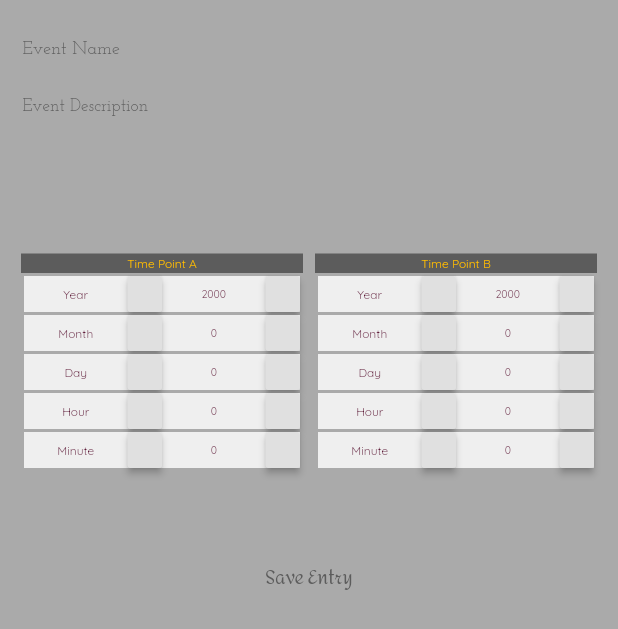
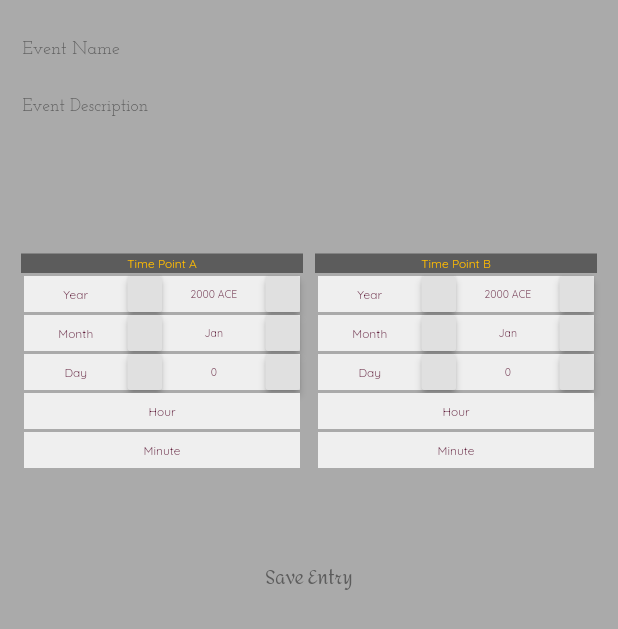
Before and after one commit to Anton-Os/TimeWarp, a Flutter app: the AddItemScreen screen opened directly with empty values, on a phone screen of 412 x 824 dp. Shown: the top 629 px of the screen. Run offline on Flutter 3.47's test engine with Material 2 defaults, Android fonts, the phone set to English and light mode, and no system bars; our stand-ins replace cloud_firestore, firebase_core, shared_preferences; accounts and stored records are empty.

Commit message:
Time Pick and Color Pick

```diff
--- a/lib/browse_table_view.dart
+++ b/lib/browse_table_view.dart
@@ -17,6 +17,7 @@ class BrowseTableView extends StatefulWidget { //
   static const Color createBtnColor = Color(0xFF14ff9c);
   static const Color showBtnColor = Color(0xFF14cc9c);
   static const Color timelineBtnColor = Color(0xFF4368a3);
+  static const Color createdBtnColor = Color(0xFF9963e0);
   static const TextStyle timelineBtnScriptL = TextStyle( fontSize: 9, color: Color(0xFFb2c8eb), decoration: TextDecoration.none, fontFamily: 'Amita');
   static const TextStyle timelineBtnScriptS = TextStyle( fontSize: 5.5, color: Color(0xFFb2c8eb), decoration: TextDecoration.none, fontFamily: 'Amita');
   static const TextStyle lowBtnScript = TextStyle( fontSize: 9, color: Color(0xFF193947), decoration: TextDecoration.none, fontFamily: 'EBGaramond');
@@ -42,7 +43,7 @@ class _BrowseTableView extends State<BrowseTableView> {
           return
             ListView.builder(
                 padding: EdgeInsets.zero,
-                itemCount: (snapshot.hasData && BrowseTableView.searchRecords.length != null) ? BrowseTableView.searchRecords.length : 0, // SNAPSHOT GOD!
+                itemCount: (snapshot.hasData) ? BrowseTableView.searchRecords.length : 0, // SNAPSHOT GOD!
                 itemBuilder: (context, index) {
                   return Container(
                       margin: EdgeInsets.fromLTRB(10, 5, 10, 0),
@@ -55,7 +56,7 @@ class _BrowseTableView extends State<BrowseTableView> {
                               SizedBox.expand(
                                   child:
                                   FlatButton(
-                                      color: BrowseTableView.timelineBtnColor,
+                                      color: (index > BrowseTableView.savedPrefsData.creationIndices.length - 1)? BrowseTableView.timelineBtnColor : BrowseTableView.createdBtnColor,
                                       shape: RoundedRectangleBorder(
                                           borderRadius: BorderRadius.only(
                                               topLeft: Radius.circular(3.0),
--- a/lib/create/time_picker_view.dart
+++ b/lib/create/time_picker_view.dart
@@ -2,6 +2,7 @@ import 'dart:async';
 import 'dart:io';
 import 'package:flutter/cupertino.dart';
 import 'package:flutter/material.dart';
+import 'package:timewarpsoc/helper/timeline_conversion.dart';
 
 import 'package:timewarpsoc/helper/timeline_types.dart';
 
@@ -54,17 +55,18 @@ class _TimePickerField extends State<TimePickerField> {
         break;
     }
 
-    String valSting = widget.currentVal.toString();
+    String valStr = widget.currentVal.toString();
 
-    /* if(widget.placeholder == "Year") // SPECIAL CASE!
-       else if(widget.placeholder == "Month") // SPECIAL CASE
-     */
+    if(widget.placeholder == "Year")
+      valStr += (widget.currentVal > 0) ? " ACE" : " BCE";
+    if(widget.placeholder == "Month")
+      valStr = getStrFromMonth(getMonthFromNum(widget.currentVal));
 
     return Container(
       height: 24.0,
       margin: EdgeInsets.fromLTRB(2, 2, 2, 0),
       color: TimePickerField.fieldColor,
-      child: Row(
+      child: (widget.isActive) ? Row(
         children: <Widget>[
           Expanded(
               flex: 3,
@@ -92,9 +94,7 @@ class _TimePickerField extends State<TimePickerField> {
           ),
           Expanded(
               flex: 3,
-              child: (widget.isActive)
-                  ? Text(valSting, style: TimePickerField.numScript, textAlign: TextAlign.center)
-                  : Text("Not Available", style: TimePickerField.numScript, textAlign: TextAlign.center)
+              child: Text(valStr, style: TimePickerField.numScript, textAlign: TextAlign.center)
           ),
           Expanded( // Decrement Button, TODO: Add Image as child
               flex: 1,
@@ -115,6 +115,13 @@ class _TimePickerField extends State<TimePickerField> {
                     },
                   )
               )
+          ),
+        ],
+      ) : Row(
+        children: <Widget>[
+          Expanded(
+              flex: 3,
+              child: Text(widget.placeholder, style: TimePickerField.descScript, textAlign: TextAlign.center)
           ),
         ],
       )
@@ -164,11 +171,17 @@ class TimePickerView extends StatefulWidget {
 class _TimePickerView extends State<TimePickerView> {
   @override
   Widget build(BuildContext context) {
-    widget.yearField = TimePickerField(currentVal: (widget.scale != TIME_Scale.Epochs)? 2000 : 100, placeholder: "Year", lowerLimit: 0, upperLimit: 4000);
-    widget.monthField = TimePickerField(currentVal: 0, placeholder: "Month", lowerLimit: 1, upperLimit: 12);
-    widget.dayField = TimePickerField(currentVal: 0, placeholder: "Day", lowerLimit: 1, upperLimit: 31);
-    widget.hourField = TimePickerField(currentVal: (widget.scale != TIME_Scale.Precision)? 0 : 12, placeholder: "Hour", lowerLimit: 1, upperLimit: 24);
-    widget.minuteField = TimePickerField(currentVal: 0, placeholder: "Minute", lowerLimit: 1, upperLimit: 60);
+    widget.yearField = TimePickerField(
+        scale: widget.scale,
+        currentVal: (widget.scale != TIME_Scale.Epochs)? 2000 : 100,
+        placeholder: "Year",
+        lowerLimit: (widget.scale == TIME_Scale.Years)? -4000 : 0, // Negative values are BCE
+        upperLimit: (widget.scale != TIME_Scale.Epochs)? 2020 : 1380
+    );
+    widget.monthField = TimePickerField(scale: widget.scale, currentVal: 1, placeholder: "Month", lowerLimit: 1, upperLimit: 12);
+    widget.dayField = TimePickerField(scale: widget.scale, currentVal: 0, placeholder: "Day", lowerLimit: 1, upperLimit: 31);
+    widget.hourField = TimePickerField(scale: widget.scale, currentVal: (widget.scale != TIME_Scale.Precision)? 0 : 12, placeholder: "Hour", lowerLimit: 1, upperLimit: 24);
+    widget.minuteField = TimePickerField(scale: widget.scale, currentVal: 0, placeholder: "Minute", lowerLimit: 1, upperLimit: 60);
 
     String timePointAppend = (widget.isFirst)? 'A' : 'B';
 
--- a/lib/helper/timeline_conversion.dart
+++ b/lib/helper/timeline_conversion.dart
@@ -63,6 +63,23 @@ TIME_Months getMonthFromNum(int num){
     case 10: return TIME_Months.Oct;
     case 11: return TIME_Months.Nov;
     case 12: return TIME_Months.Dec;
+  }
+}
+
+String getStrFromMonth(TIME_Months month){
+  switch(month){
+    case TIME_Months.Jan: return "Jan";
+    case TIME_Months.Feb: return "Feb";
+    case TIME_Months.Mar: return "Mar";
+    case TIME_Months.Apr: return "Apr";
+    case TIME_Months.May: return "May";
+    case TIME_Months.Jun: return "Jun";
+    case TIME_Months.Jul: return "Jul";
+    case TIME_Months.Aug: return "Aug";
+    case TIME_Months.Sep: return "Sep";
+    case TIME_Months.Oct: return "Oct";
+    case TIME_Months.Nov: return "Nov";
+    case TIME_Months.Dec: return "Dec";
   }
 }
 
```
Also changed, not shown: lib/create/color_picker_selector.dart (+63 -24 lines), lib/helper/db_logic.dart (+8 -2 lines), pubspec.yaml (+8 -2 lines), pubspec.lock, res/PermanentMarker-Regular.ttf (added), 1 other file.
